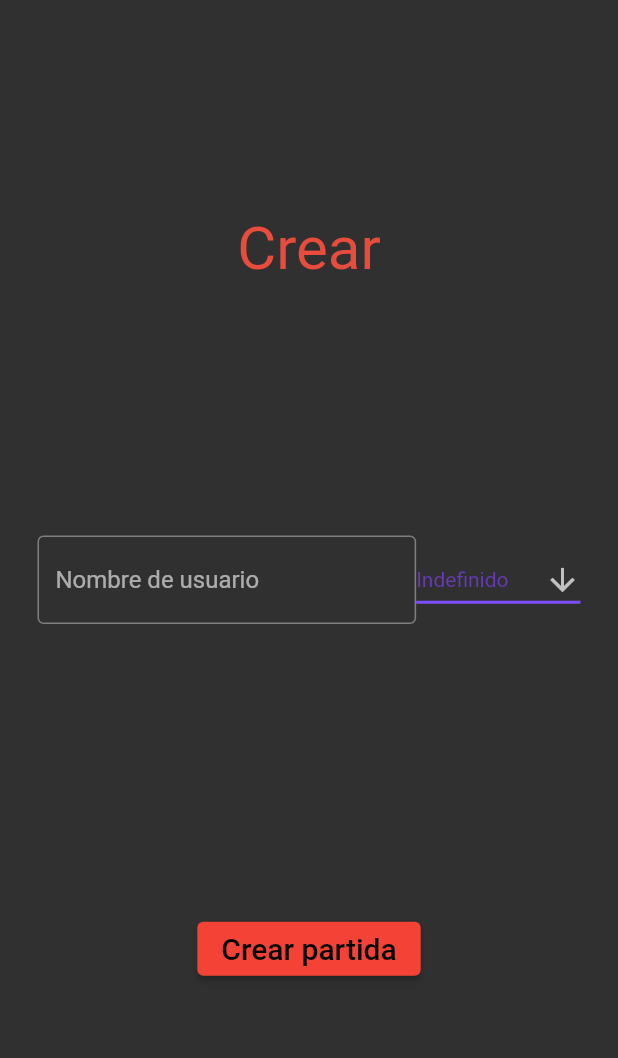
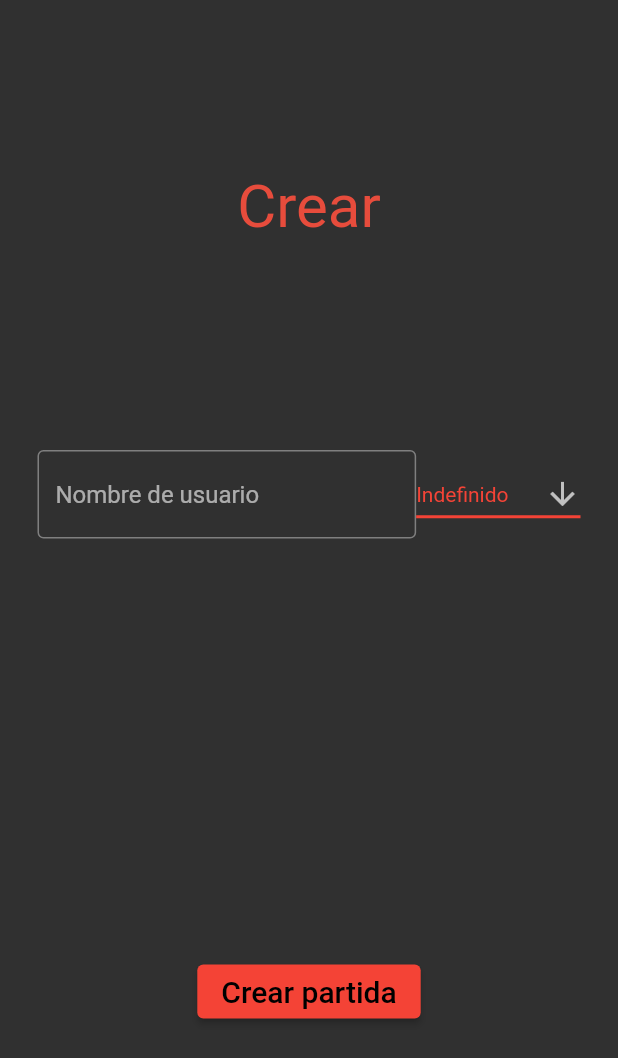
Before and after one commit to juanpurpp/Valpers-Mobile, a Flutter app: the screen it shows after launch, on a phone screen of 412 x 824 dp. Shown: the top 1058 px of the screen. Run offline on Flutter 3.47's test engine with Material 2 defaults, Android fonts, the light colour scheme and no system bars.

Commit message:
retoques de widget
espacio en blanco a column y cambio de color de dropbox

```diff
--- a/lib/widgets/crear.dart
+++ b/lib/widgets/crear.dart
@@ -12,8 +12,10 @@ class Inicio extends StatelessWidget {
 
 
         Column (mainAxisAlignment: MainAxisAlignment.spaceEvenly,children: <Widget>[
-          const Text("Crear", style:TextStyle(color: Color(0xFFE74C3C),fontSize: 40.0),),
-          Container(
+
+          const Text("Crear", style:TextStyle(color: Color(0xFFE74C3C),fontSize: 40.0),),   //titulo de widget
+
+          Container(                //container con nombre de usuario y dropbox
             margin: const EdgeInsets.all(25),
             child: Row(mainAxisAlignment: MainAxisAlignment.spaceEvenly,children: const <Widget>[
               Expanded(
@@ -28,7 +30,10 @@ class Inicio extends StatelessWidget {
             ],)
 
           ),
-          Container(
+
+          Container(),              //container vacio(es para un espacio en blanco)
+
+          Container(                //boton de crear partida
             margin: EdgeInsets.all(25),
             child: ElevatedButton(
               style: ElevatedButton.styleFrom(
@@ -66,10 +71,10 @@ class _DropdownButtonExampleState extends State<DropdownButtonExample> {
       value: dropdownValue,
       icon: const Icon(Icons.arrow_downward),
       elevation: 16,
-      style: const TextStyle(color: Colors.deepPurple),
+      style: const TextStyle(color: Colors.red),
       underline: Container(
         height: 2,
-        color: Colors.deepPurpleAccent,
+        color: Colors.red,
       ),
       onChanged: (String? value) {
         // This is called when the user selects an item.
```
